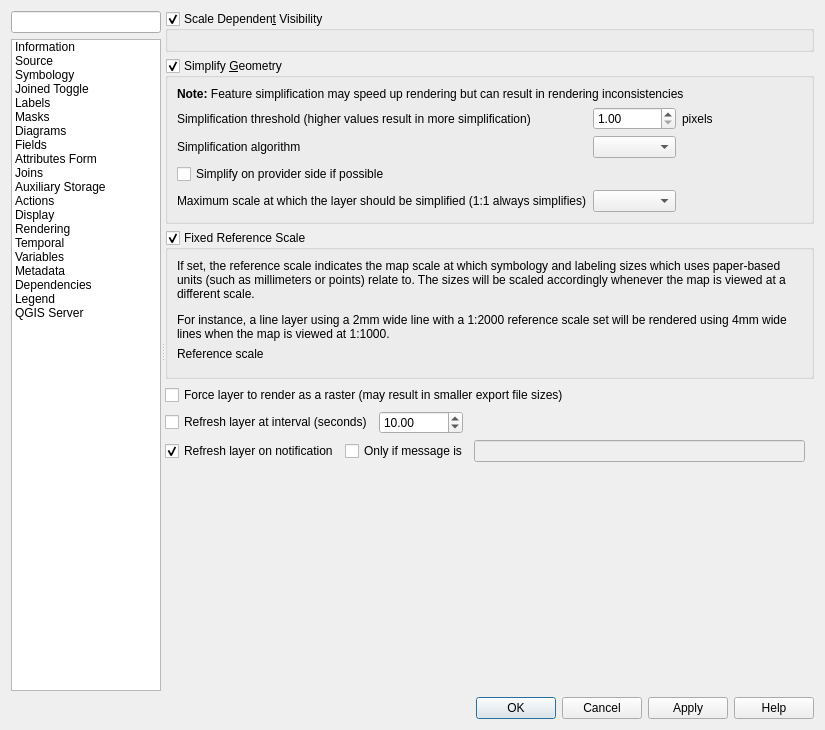
andreassteffens/QGIS, file src/ui/qgsvectorlayerpropertiesbase.ui: the form before one commit.
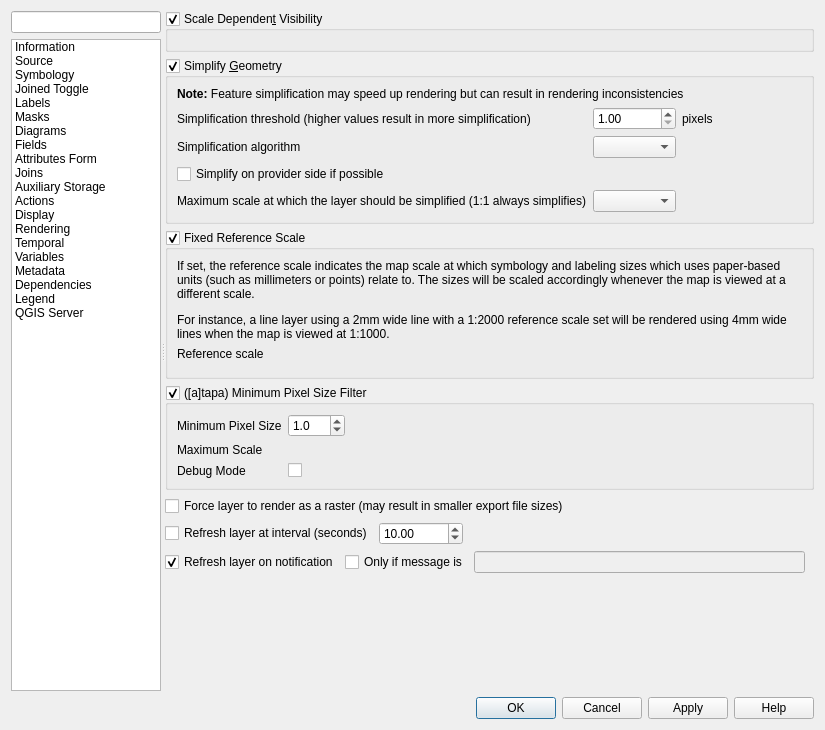
The form after the commit. The open tabs and pages were chosen to show the change. Icons and pictures are not drawn. Custom widgets are drawn as their Qt base class.

Commit message: implemented UI for min pixel size filter

Patch:
```diff
--- a/src/ui/qgsvectorlayerpropertiesbase.ui
+++ b/src/ui/qgsvectorlayerpropertiesbase.ui
@@ -1585,8 +1585,8 @@
                <rect>
                 <x>0</x>
                 <y>0</y>
-                <width>689</width>
-                <height>665</height>
+                <width>652</width>
+                <height>683</height>
                </rect>
               </property>
               <layout class="QVBoxLayout" name="verticalLayout_32">
@@ -1790,6 +1790,100 @@
                  </layout>
                 </widget>
                </item>
+               <item>
+                <widget class="QgsCollapsibleGroupBox" name="mUseMinPixelSizeFilter">
+                 <property name="minimumSize">
+                  <size>
+                   <width>0</width>
+                   <height>0</height>
+                  </size>
+                 </property>
+                 <property name="focusPolicy">
+                  <enum>Qt::StrongFocus</enum>
+                 </property>
+                 <property name="title">
+                  <string>([a]tapa) Minimum Pixel Size Filter</string>
+                 </property>
+                 <property name="checkable">
+                  <bool>true</bool>
+                 </property>
+                 <property name="syncGroup">
+                  <string notr="true">vectorgeneral</string>
+                 </property>
+                 <layout class="QGridLayout" name="gridLayout_9">
+                  <item row="1" column="0">
+                   <widget class="QLabel" name="mMinPixelSizeMaxScaleLabel">
+                    <property name="text">
+                     <string>Maximum Scale</string>
+                    </property>
+                   </widget>
+                  </item>
+                  <item row="0" column="0">
+                   <widget class="QLabel" name="mMinPixelSizeLabel">
+                    <property name="text">
+                     <string>Minimum Pixel Size</string>
+                    </property>
+                   </widget>
+                  </item>
+                  <item row="0" column="1">
+                   <widget class="QDoubleSpinBox" name="mMinPixelSizeSpinBox">
+                    <property name="decimals">
+                     <number>1</number>
+                    </property>
+                    <property name="minimum">
+                     <double>0.100000000000000</double>
+                    </property>
+                    <property name="singleStep">
+                     <double>0.100000000000000</double>
+                    </property>
+                    <property name="value">
+                     <double>1.000000000000000</double>
+                    </property>
+                   </widget>
+                  </item>
+                  <item row="0" column="2">
+                   <spacer name="horizontalSpacer_5">
+                    <property name="orientation">
+                     <enum>Qt::Horizontal</enum>
+                    </property>
+                    <property name="sizeHint" stdset="0">
+                     <size>
+                      <width>40</width>
+                      <height>20</height>
+                     </size>
+                    </property>
+                   </spacer>
+                  </item>
+                  <item row="2" column="0">
+                   <widget class="QLabel" name="mMinPixelSizeDebugLabel">
+                    <property name="text">
+                     <string>Debug Mode</string>
+                    </property>
+                   </widget>
+                  </item>
+                  <item row="2" column="1">
+                   <widget class="QCheckBox" name="mMinPixelSizeDebugCheck">
+                    <property name="text">
+                     <string/>
+                    </property>
+                   </widget>
+                  </item>
+                  <item row="1" column="1">
+                   <widget class="QgsScaleWidget" name="mMinPixelSizeMaxScaleWidget">
+                    <property name="showCurrentScaleButton">
+                     <bool>true</bool>
+                    </property>
+                    <property name="scale">
+                     <bool>true</bool>
+                    </property>
+                    <property name="minScale">
+                     <bool>false</bool>
+                    </property>
+                   </widget>
+                  </item>
+                 </layout>
+                </widget>
+               </item>
                <item>
                 <widget class="QCheckBox" name="mForceRasterCheckBox">
                  <property name="text">
@@ -2612,6 +2706,12 @@
    <extends>QDoubleSpinBox</extends>
    <header>qgsdoublespinbox.h</header>
   </customwidget>
+  <customwidget>
+   <class>QgsFieldExpressionWidget</class>
+   <extends>QWidget</extends>
+   <header>qgsfieldexpressionwidget.h</header>
+   <container>1</container>
+  </customwidget>
   <customwidget>
    <class>QgsFilterLineEdit</class>
    <extends>QLineEdit</extends>
@@ -2623,18 +2723,23 @@
    <header>qgsprojectionselectionwidget.h</header>
    <container>1</container>
   </customwidget>
+  <customwidget>
+   <class>QgsScaleRangeWidget</class>
+   <extends>QWidget</extends>
+   <header>qgsscalerangewidget.h</header>
+  </customwidget>
+  <customwidget>
+   <class>QgsScaleWidget</class>
+   <extends>QWidget</extends>
+   <header>qgsscalewidget.h</header>
+   <container>1</container>
+  </customwidget>
   <customwidget>
    <class>QgsScrollArea</class>
    <extends>QScrollArea</extends>
    <header>qgsscrollarea.h</header>
    <container>1</container>
   </customwidget>
-  <customwidget>
-   <class>QgsFieldExpressionWidget</class>
-   <extends>QWidget</extends>
-   <header>qgsfieldexpressionwidget.h</header>
-   <container>1</container>
-  </customwidget>
   <customwidget>
    <class>QgsVariableEditorWidget</class>
    <extends>QWidget</extends>
@@ -2652,11 +2757,6 @@
    <header>qgscodeeditorsql.h</header>
    <container>1</container>
   </customwidget>
-  <customwidget>
-   <class>QgsScaleRangeWidget</class>
-   <extends>QWidget</extends>
-   <header>qgsscalerangewidget.h</header>
-  </customwidget>
   <customwidget>
    <class>QgsLayerTreeEmbeddedConfigWidget</class>
    <extends>QWidget</extends>
@@ -2674,12 +2774,6 @@
    <header>qgsvectorlayerlegendwidget.h</header>
    <container>1</container>
   </customwidget>
-  <customwidget>
-   <class>QgsScaleWidget</class>
-   <extends>QWidget</extends>
-   <header>qgsscalewidget.h</header>
-   <container>1</container>
-  </customwidget>
  </customwidgets>
  <tabstops>
   <tabstop>mSearchLineEdit</tabstop>
```
Left out of the diff: 44 changed lines with no effect on the pictures. The commit also changes 5 other files.
